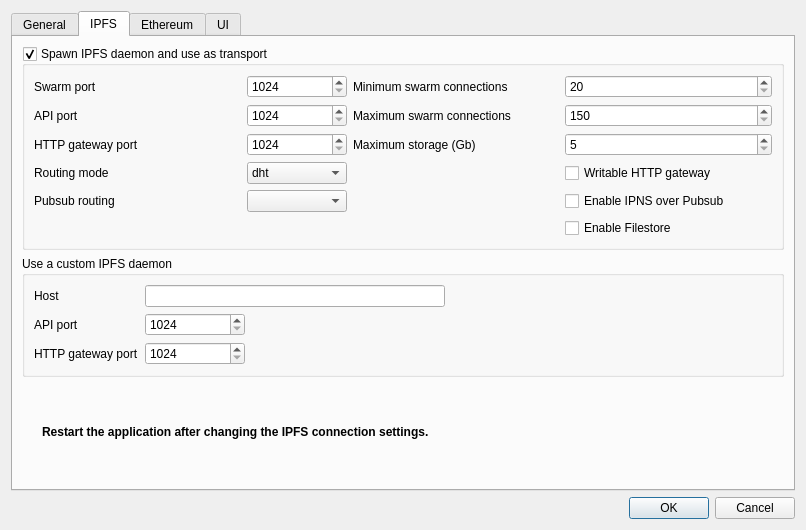
pinnaculum/galacteek, file galacteek/ui/settings.ui: the form before one commit.
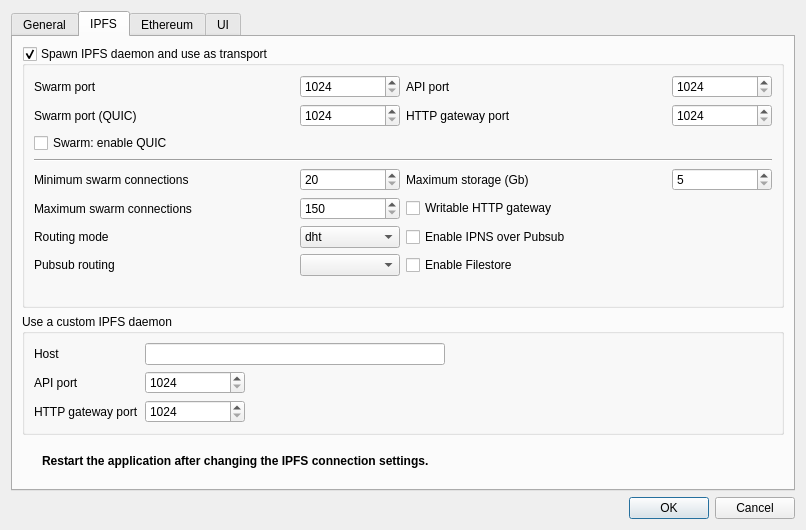
The form after the commit. The open tabs and pages were chosen to show the change. Icons and pictures are not drawn.

Commit message:
QUIC configurable in the settings
* Better MFS file searching by regexp

* Add settings for QUIC

* Support adding peers in go-ipfs's Peering.Peers.
(we add it when a DID is verified)

* Build the manual's HTML from travis

revbump to v0.4.30

Diff of the .ui file:
```diff
--- a/galacteek/ui/settings.ui
+++ b/galacteek/ui/settings.ui
@@ -138,8 +138,8 @@
             <bool>true</bool>
            </property>
            <layout class="QGridLayout" name="gridLayout_5">
-            <item row="0" column="1">
-             <widget class="QSpinBox" name="ipfsdSwarmPort">
+            <item row="1" column="3">
+             <widget class="QSpinBox" name="ipfsdGwPort">
               <property name="maximumSize">
                <size>
                 <width>100</width>
@@ -154,62 +154,96 @@
               </property>
              </widget>
             </item>
-            <item row="4" column="0">
+            <item row="8" column="1">
+             <widget class="QComboBox" name="pubsubRoutingMode">
+              <property name="toolTip">
+               <string>&lt;html&gt;&lt;head/&gt;&lt;body&gt;&lt;p&gt;Pusub routing mode (gossipsub is more bandwidth-efficient)&lt;/p&gt;&lt;/body&gt;&lt;/html&gt;</string>
+              </property>
+             </widget>
+            </item>
+            <item row="1" column="0">
+             <widget class="QLabel" name="label_20">
+              <property name="text">
+               <string>Swarm port (QUIC)</string>
+              </property>
+             </widget>
+            </item>
+            <item row="4" column="1">
+             <widget class="QSpinBox" name="swarmMinConns">
+              <property name="minimum">
+               <number>20</number>
+              </property>
+              <property name="maximum">
+               <number>1000</number>
+              </property>
+              <property name="singleStep">
+               <number>5</number>
+              </property>
+             </widget>
+            </item>
+            <item row="1" column="2">
+             <widget class="QLabel" name="label_17">
+              <property name="text">
+               <string>HTTP gateway port</string>
+              </property>
+             </widget>
+            </item>
+            <item row="8" column="0">
              <widget class="QLabel" name="label_13">
               <property name="text">
                <string>Pubsub routing</string>
               </property>
              </widget>
             </item>
-            <item row="3" column="3">
+            <item row="7" column="1">
+             <widget class="QComboBox" name="routingMode">
+              <property name="toolTip">
+               <string>&lt;html&gt;&lt;head/&gt;&lt;body&gt;&lt;p&gt;Routing mode (dht is the default, dhtclient does not act as a full node on the DHT)&lt;/p&gt;&lt;/body&gt;&lt;/html&gt;</string>
+              </property>
+              <item>
+               <property name="text">
+                <string>dht</string>
+               </property>
+              </item>
+              <item>
+               <property name="text">
+                <string>dhtclient</string>
+               </property>
+              </item>
+             </widget>
+            </item>
+            <item row="1" column="1">
+             <widget class="QSpinBox" name="ipfsdSwarmPortQuic">
+              <property name="minimum">
+               <number>1024</number>
+              </property>
+              <property name="maximum">
+               <number>32768</number>
+              </property>
+             </widget>
+            </item>
+            <item row="5" column="2">
              <widget class="QCheckBox" name="writableHttpGw">
               <property name="text">
                <string>Writable HTTP gateway</string>
               </property>
              </widget>
             </item>
-            <item row="3" column="0">
-             <widget class="QLabel" name="label_8">
-              <property name="text">
-               <string>Routing mode</string>
+            <item row="3" column="0" colspan="4">
+             <widget class="Line" name="line">
+              <property name="orientation">
+               <enum>Qt::Horizontal</enum>
               </property>
              </widget>
             </item>
-            <item row="2" column="0">
-             <widget class="QLabel" name="label_17">
+            <item row="4" column="0">
+             <widget class="QLabel" name="label_18">
               <property name="text">
-               <string>HTTP gateway port</string>
-              </property>
-             </widget>
-            </item>
-            <item row="1" column="2">
-             <widget class="QLabel" name="label_19">
-              <property name="text">
-               <string>Maximum swarm connections</string>
+               <string>Minimum swarm connections</string>
               </property>
              </widget>
             </item>
             <item row="0" column="3">
-             <widget class="QSpinBox" name="swarmMinConns">
-              <property name="minimum">
-               <number>20</number>
-              </property>
-              <property name="maximum">
-               <number>1000</number>
-              </property>
-              <property name="singleStep">
-               <number>5</number>
-              </property>
-             </widget>
-            </item>
-            <item row="2" column="2">
-             <widget class="QLabel" name="label_5">
-              <property name="text">
-               <string>Maximum storage (Gb)</string>
-              </property>
-             </widget>
-            </item>
-            <item row="1" column="1">
              <widget class="QSpinBox" name="ipfsdApiPort">
               <property name="maximumSize">
                <size>
@@ -225,7 +259,40 @@
               </property>
              </widget>
             </item>
-            <item row="1" column="3">
+            <item row="7" column="0">
+             <widget class="QLabel" name="label_8">
+              <property name="text">
+               <string>Routing mode</string>
+              </property>
+             </widget>
+            </item>
+            <item row="0" column="1">
+             <widget class="QSpinBox" name="ipfsdSwarmPort">
+              <property name="maximumSize">
+               <size>
+                <width>100</width>
+                <height>16777215</height>
+               </size>
+              </property>
+              <property name="minimum">
+               <number>1024</number>
+              </property>
+              <property name="maximum">
+               <number>32768</number>
+              </property>
+             </widget>
+            </item>
+            <item row="8" column="2">
+             <widget class="QCheckBox" name="fileStore">
+              <property name="toolTip">
+               <string>&lt;html&gt;&lt;head/&gt;&lt;body&gt;&lt;p&gt;Use the IPFS Filestore system (avoids file duplication)&lt;/p&gt;&lt;/body&gt;&lt;/html&gt;</string>
+              </property>
+              <property name="text">
+               <string>Enable Filestore</string>
+              </property>
+             </widget>
+            </item>
+            <item row="5" column="1">
              <widget class="QSpinBox" name="swarmMaxConns">
               <property name="minimum">
                <number>150</number>
@@ -238,14 +305,38 @@
               </property>
              </widget>
             </item>
-            <item row="4" column="1">
-             <widget class="QComboBox" name="pubsubRoutingMode">
-              <property name="toolTip">
-               <string>&lt;html&gt;&lt;head/&gt;&lt;body&gt;&lt;p&gt;Pusub routing mode (gossipsub is more bandwidth-efficient)&lt;/p&gt;&lt;/body&gt;&lt;/html&gt;</string>
+            <item row="4" column="2">
+             <widget class="QLabel" name="label_5">
+              <property name="text">
+               <string>Maximum storage (Gb)</string>
               </property>
              </widget>
             </item>
-            <item row="3" column="2">
+            <item row="4" column="3">
+             <widget class="QSpinBox" name="storageMax">
+              <property name="minimum">
+               <number>5</number>
+              </property>
+              <property name="maximum">
+               <number>2048</number>
+              </property>
+             </widget>
+            </item>
+            <item row="5" column="0">
+             <widget class="QLabel" name="label_19">
+              <property name="text">
+               <string>Maximum swarm connections</string>
+              </property>
+             </widget>
+            </item>
+            <item row="0" column="0">
+             <widget class="QLabel" name="label_14">
+              <property name="text">
+               <string>Swarm port</string>
+              </property>
+             </widget>
+            </item>
+            <item row="9" column="2">
              <widget class="QLabel" name="label_9">
               <property name="text">
                <string/>
@@ -253,20 +344,13 @@
              </widget>
             </item>
             <item row="0" column="2">
-             <widget class="QLabel" name="label_18">
-              <property name="text">
-               <string>Minimum swarm connections</string>
-              </property>
-             </widget>
-            </item>
-            <item row="1" column="0">
              <widget class="QLabel" name="label_15">
               <property name="text">
                <string>API port</string>
               </property>
              </widget>
             </item>
-            <item row="4" column="3">
+            <item row="7" column="2">
              <widget class="QCheckBox" name="namesysPubsub">
               <property name="toolTip">
                <string>&lt;html&gt;&lt;head/&gt;&lt;body&gt;&lt;p&gt;Enable IPNS over pubsub (updating of IPNS records over pubsub channels)&lt;/p&gt;&lt;/body&gt;&lt;/html&gt;</string>
@@ -276,63 +360,10 @@
               </property>
              </widget>
             </item>
-            <item row="2" column="3">
-             <widget class="QSpinBox" name="storageMax">
-              <property name="minimum">
-               <number>5</number>
-              </property>
-              <property name="maximum">
-               <number>2048</number>
-              </property>
-             </widget>
-            </item>
-            <item row="0" column="0">
-             <widget class="QLabel" name="label_14">
+            <item row="2" column="0">
+             <widget class="QCheckBox" name="checkBoxQuic">
               <property name="text">
-               <string>Swarm port</string>
-              </property>
-             </widget>
-            </item>
-            <item row="2" column="1">
-             <widget class="QSpinBox" name="ipfsdGwPort">
-              <property name="maximumSize">
-               <size>
-                <width>100</width>
-                <height>16777215</height>
-               </size>
-              </property>
-              <property name="minimum">
-               <number>1024</number>
-              </property>
-              <property name="maximum">
-               <number>32768</number>
-              </property>
-             </widget>
-            </item>
-            <item row="3" column="1">
-             <widget class="QComboBox" name="routingMode">
-              <property name="toolTip">
-               <string>&lt;html&gt;&lt;head/&gt;&lt;body&gt;&lt;p&gt;Routing mode (dht is the default, dhtclient does not act as a full node on the DHT)&lt;/p&gt;&lt;/body&gt;&lt;/html&gt;</string>
-              </property>
-              <item>
-               <property name="text">
-                <string>dht</string>
-               </property>
-              </item>
-              <item>
-               <property name="text">
-                <string>dhtclient</string>
-               </property>
-              </item>
-             </widget>
-            </item>
-            <item row="5" column="3">
-             <widget class="QCheckBox" name="fileStore">
-              <property name="toolTip">
-               <string>&lt;html&gt;&lt;head/&gt;&lt;body&gt;&lt;p&gt;Use the IPFS Filestore system (avoids file duplication)&lt;/p&gt;&lt;/body&gt;&lt;/html&gt;</string>
-              </property>
-              <property name="text">
-               <string>Enable Filestore</string>
+               <string>Swarm: enable QUIC</string>
               </property>
              </widget>
             </item>
```
Left out of the diff: 20 changed lines with no effect on the pictures. The commit also changes 100 other files.
